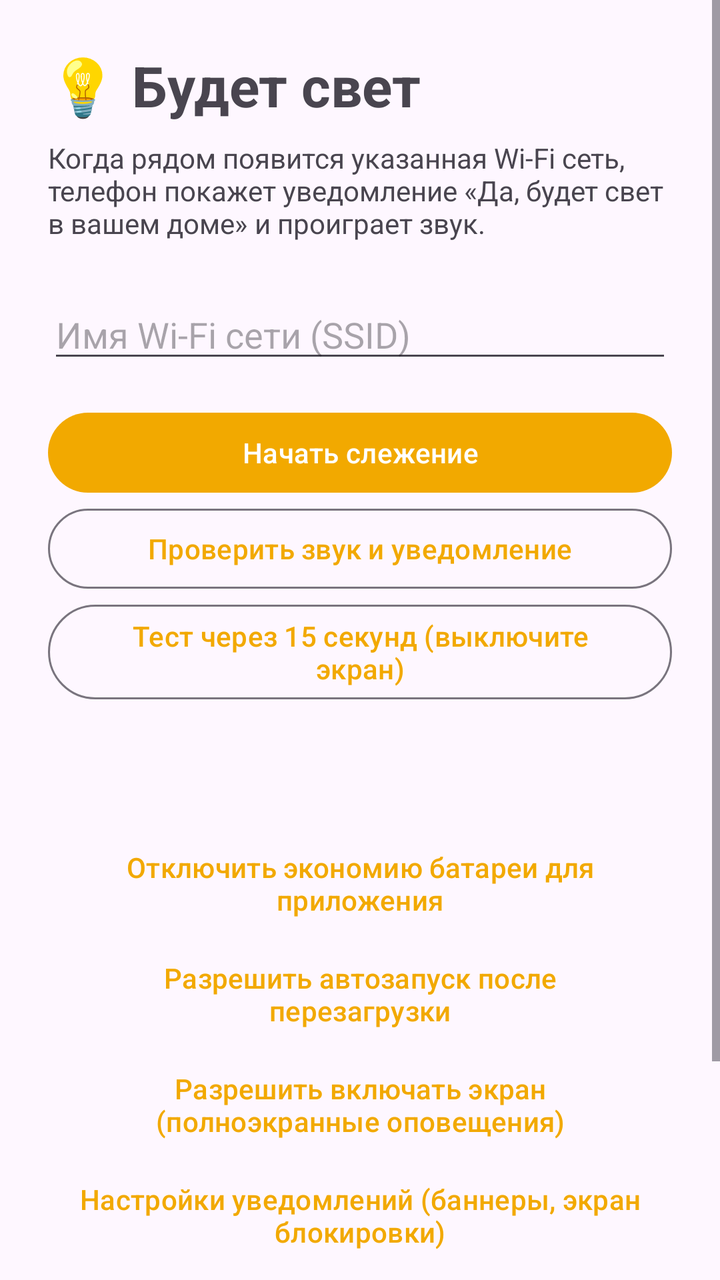
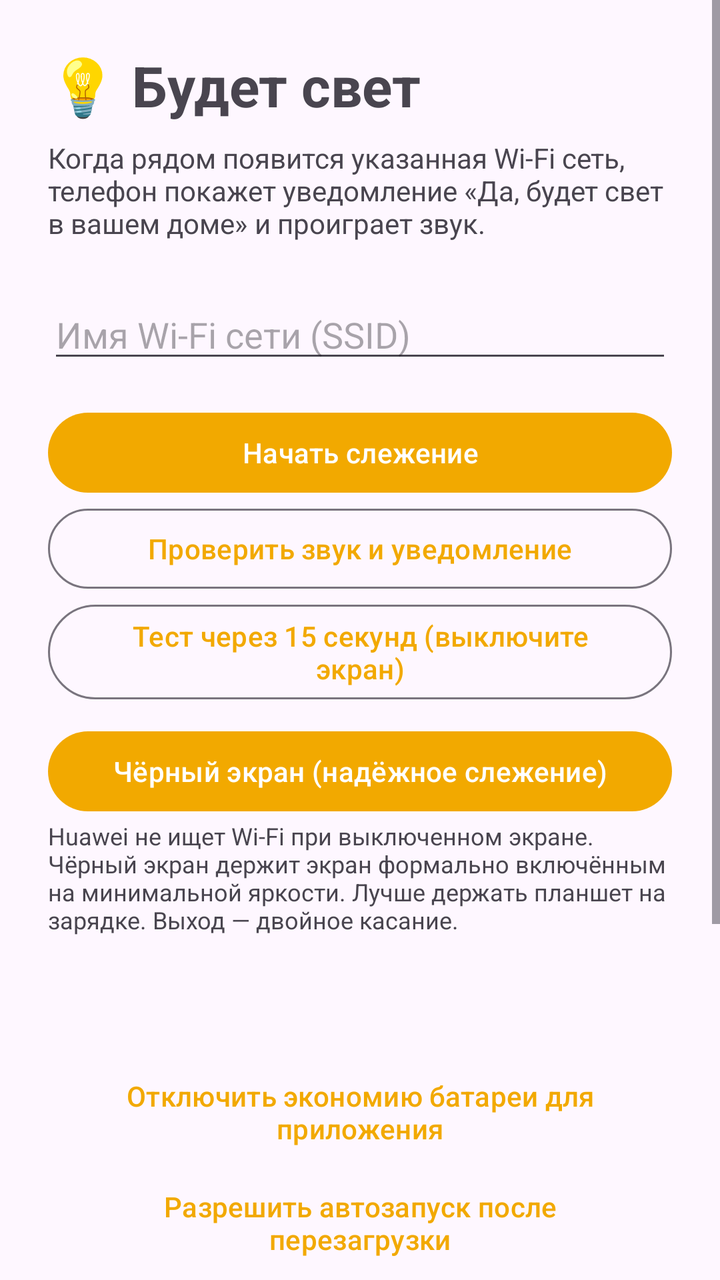

The first picture is an Android layout as it rendered before a commit; the second is the same layout after the commit. The layout source and the unified diff follow.
<!-- AndroidManifest.xml: application theme Theme.SvetApp -->
<!-- res/layout/activity_main.xml -->
<?xml version="1.0" encoding="utf-8"?>
<ScrollView xmlns:android="http://schemas.android.com/apk/res/android"
    android:layout_width="match_parent"
    android:layout_height="match_parent"
    android:fitsSystemWindows="true">

    <LinearLayout
        android:layout_width="match_parent"
        android:layout_height="wrap_content"
        android:orientation="vertical"
        android:padding="24dp">

        <TextView
            android:layout_width="wrap_content"
            android:layout_height="wrap_content"
            android:text="💡 Будет свет"
            android:textSize="28sp"
            android:textStyle="bold" />

        <TextView
            android:layout_width="match_parent"
            android:layout_height="wrap_content"
            android:layout_marginTop="8dp"
            android:text="Когда рядом появится указанная Wi-Fi сеть, телефон покажет уведомление «Да, будет свет в вашем доме» и проиграет звук." />

        <EditText
            android:id="@+id/ssid"
            android:layout_width="match_parent"
            android:layout_height="wrap_content"
            android:layout_marginTop="24dp"
            android:hint="Имя Wi-Fi сети (SSID)"
            android:inputType="text"
            android:maxLines="1" />

        <Button
            android:id="@+id/toggle"
            android:layout_width="match_parent"
            android:layout_height="wrap_content"
            android:layout_marginTop="16dp"
            android:text="Начать слежение" />

        <Button
            android:id="@+id/test"
            style="@style/Widget.Material3.Button.OutlinedButton"
            android:layout_width="match_parent"
            android:layout_height="wrap_content"
            android:text="Проверить звук и уведомление" />

        <Button
            android:id="@+id/testDelayed"
            style="@style/Widget.Material3.Button.OutlinedButton"
            android:layout_width="match_parent"
            android:layout_height="wrap_content"
            android:text="Тест через 15 секунд (выключите экран)" />

        <TextView
            android:id="@+id/status"
            android:layout_width="match_parent"
            android:layout_height="wrap_content"
            android:layout_marginTop="24dp"
            android:lineSpacingExtra="6dp"
            android:textSize="15sp" />

        <Button
            android:id="@+id/battery"
            style="@style/Widget.Material3.Button.TextButton"
            android:layout_width="match_parent"
            android:layout_height="wrap_content"
            android:layout_marginTop="16dp"
            android:text="Отключить экономию батареи для приложения" />

        <Button
            android:id="@+id/bgLocation"
            style="@style/Widget.Material3.Button.TextButton"
            android:layout_width="match_parent"
            android:layout_height="wrap_content"
            android:text="Разрешить автозапуск после перезагрузки" />
        <Button
            android:id="@+id/fullScreen"
            style="@style/Widget.Material3.Button.TextButton"
            android:layout_width="match_parent"
            android:layout_height="wrap_content"
            android:text="Разрешить включать экран (полноэкранные оповещения)" />

        <Button
            android:id="@+id/huawei"
            style="@style/Widget.Material3.Button.TextButton"
            android:layout_width="match_parent"
            android:layout_height="wrap_content"
            android:text="Huawei: разрешить работу в фоне (запуск приложений)"
            android:visibility="gone" />

        <Button
            android:id="@+id/notifSettings"
            style="@style/Widget.Material3.Button.TextButton"
            android:layout_width="match_parent"
            android:layout_height="wrap_content"
            android:text="Настройки уведомлений (баннеры, экран блокировки)" />

        <TextView
            android:layout_width="match_parent"
            android:layout_height="wrap_content"
            android:layout_marginTop="24dp"
            android:text="Диагностика"
            android:textStyle="bold" />

        <TextView
            android:id="@+id/diag"
            android:layout_width="match_parent"
            android:layout_height="wrap_content"
            android:layout_marginTop="4dp"
            android:textIsSelectable="true"
            android:textSize="13sp" />

        <Button
            android:id="@+id/refresh"
            style="@style/Widget.Material3.Button.TextButton"
            android:layout_width="wrap_content"
            android:layout_height="wrap_content"
            android:text="Обновить" />
    </LinearLayout>
</ScrollView>
<!-- resources referenced by this layout -->
<resources>
  <style name="Theme.SvetApp" parent="Theme.Material3.DayNight.NoActionBar">
          <item name="colorPrimary">#F2A900</item>
      </style>
</resources>

<!-- the commit's change to res/layout/activity_main.xml (unified diff, before → after) -->
@@ -52,6 +52,19 @@
             android:layout_width="match_parent"
             android:layout_height="wrap_content"
             android:text="Тест через 15 секунд (выключите экран)" />
+
+        <Button
+            android:id="@+id/black"
+            android:layout_width="match_parent"
+            android:layout_height="wrap_content"
+            android:layout_marginTop="8dp"
+            android:text="Чёрный экран (надёжное слежение)" />
+
+        <TextView
+            android:layout_width="match_parent"
+            android:layout_height="wrap_content"
+            android:text="Huawei не ищет Wi-Fi при выключенном экране. Чёрный экран держит экран формально включённым на минимальной яркости. Лучше держать планшет на зарядке. Выход — двойное касание."
+            android:textSize="12sp" />
 
         <TextView
             android:id="@+id/status"
